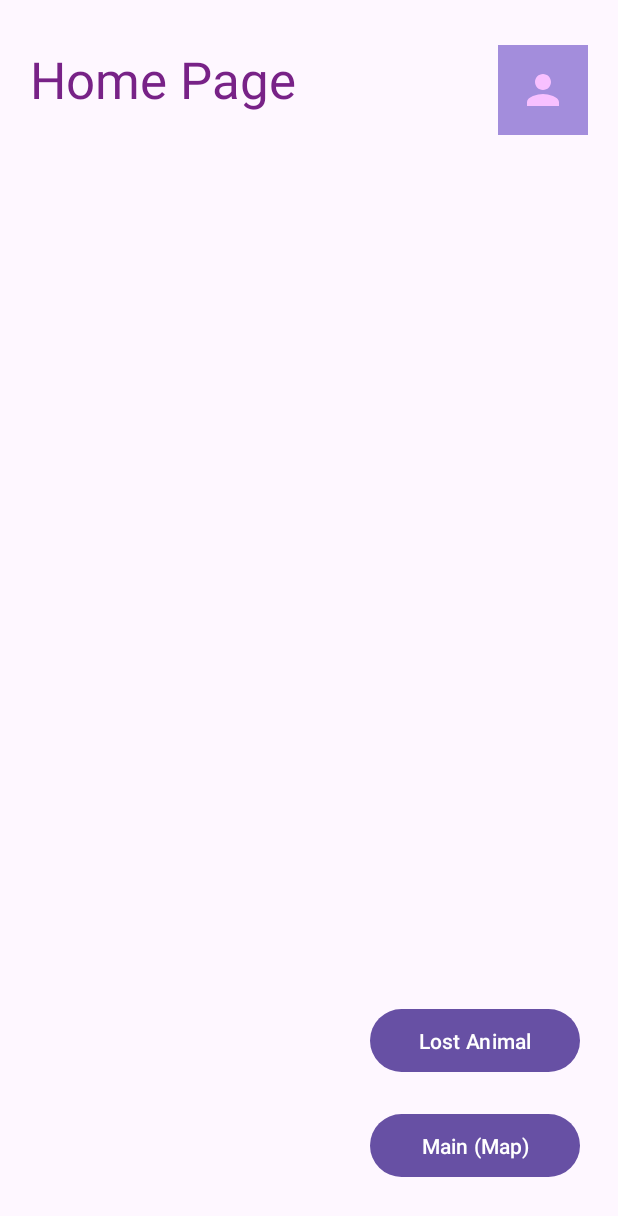
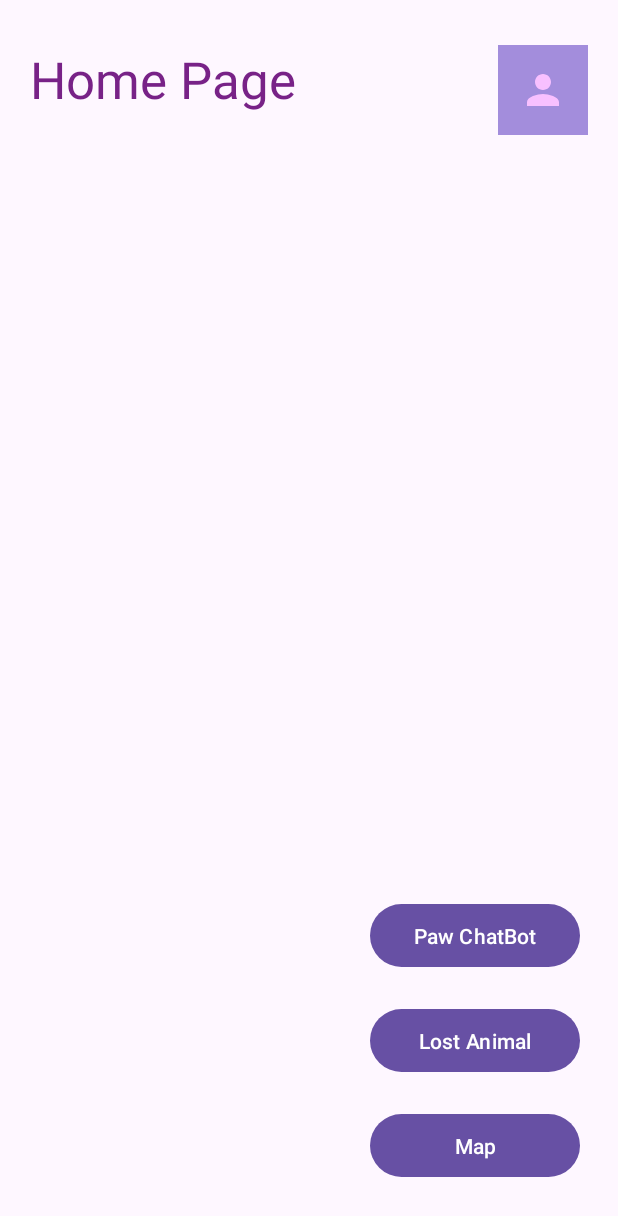
Before and after one commit to hilalkabanli/MobileProject, an Android app: the HomeActivity screen opened directly, with no data from a screen before it, on a phone screen of 412 x 824 dp. Shown: the top 1216 px of the screen. Run offline under Robolectric (Android 15) with nearby library versions, the phone set to English and light mode, and no system bars; our stand-ins replace Firebase (no records; nobody signed in at launch, a user with empty details on screens opened directly); libraries missing offline, so code that uses them is left out: org.checkerframework.checker.

```diff
--- a/app/src/main/res/drawable/rounded_corner.xml
+++ b/app/src/main/res/drawable/rounded_corner.xml
@@ -3,5 +3,5 @@
     android:shape="rectangle">
     <corners android:radius="10dip"/>
     <stroke android:width="1dip"/>
-    <solid android:color="@color/white"/>
+    <solid android:color="#FFFFFF"/>
 </shape>
--- a/app/src/main/res/layout/activity_home.xml
+++ b/app/src/main/res/layout/activity_home.xml
@@ -33,13 +33,24 @@ tools:context=".HomeActivity">
         app:layout_constraintEnd_toEndOf="parent"
         app:layout_constraintTop_toBottomOf="@+id/imageButton" />
 
+
+    <Button
+        android:id="@+id/bt_chatbot"
+        android:layout_width="140dp"
+        android:layout_height="50dp"
+        android:layout_marginEnd="25dp"
+        android:layout_marginBottom="20dp"
+        app:layout_constraintBottom_toTopOf="@+id/button8"
+        app:layout_constraintEnd_toEndOf="parent"
+        android:text="Paw ChatBot" />
+
     <Button
         android:id="@+id/button5"
         android:layout_width="140dp"
         android:layout_height="50dp"
         android:layout_marginEnd="25dp"
         android:layout_marginBottom="35dp"
-        android:text="Main (Map)"
+        android:text="Map"
         app:layout_constraintBottom_toBottomOf="parent"
         app:layout_constraintEnd_toEndOf="parent" />
 
@@ -53,6 +64,7 @@ tools:context=".HomeActivity">
         app:layout_constraintBottom_toTopOf="@+id/button5"
         app:layout_constraintEnd_toEndOf="parent" />
 
+
     <ImageButton
         android:id="@+id/imageButton"
         android:layout_width="60dp"
```
Also changed, not shown: app/src/main/java/com/example/ceyda/friendlypaws/HomeActivity.java (+8 -0 lines), app/src/main/java/com/example/ceyda/friendlypaws/MainActivity.java (+0 -7 lines), app/src/main/res/layout/activity_main.xml (+6 -10 lines).
